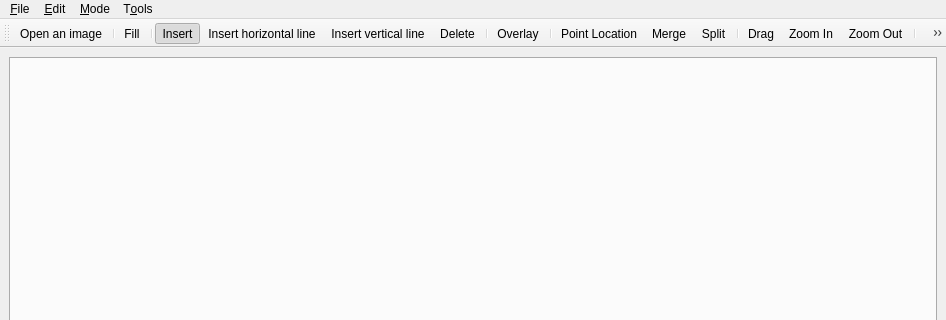
Before: the Qt Designer form demo/Arrangement_on_surface_2/qt/ArrangementDemoWindow.ui in oliviertournaire/QLabelling, drawn with Qt 5; both pictures show x 0 to 946 and y 0 to 320 of the 946 by 600 pixel window.
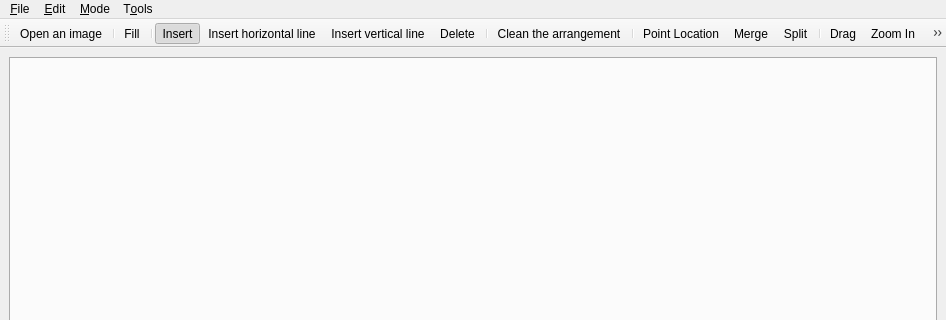
After: the same form once the commit is applied. Icons and pictures are not drawn.

Commit message: #30 Fixed bad name

Diff of the .ui file:
```diff
--- a/demo/Arrangement_on_surface_2/qt/ArrangementDemoWindow.ui
+++ b/demo/Arrangement_on_surface_2/qt/ArrangementDemoWindow.ui
@@ -277,7 +277,7 @@
      <normaloff>:/QLabelling/edit-clear.png</normaloff>:/QLabelling/edit-clear.png</iconset>
    </property>
    <property name="text">
-    <string>&amp;Overlay...</string>
+    <string>&amp;Clean the arrangement</string>
    </property>
   </action>
   <action name="actionPreferences">
```
